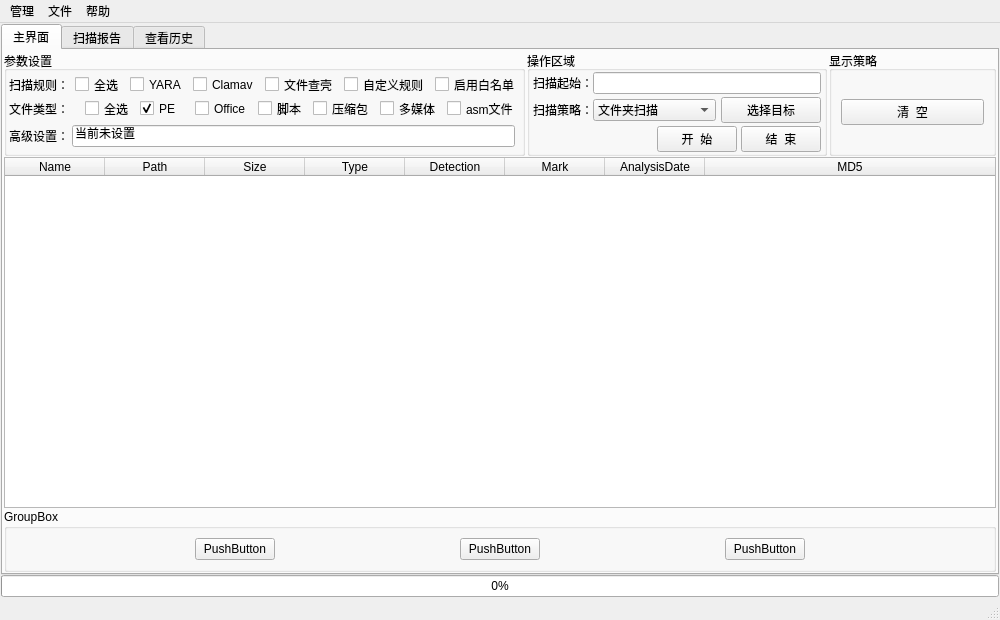
First picture: the form in src/UILib/MS_MainWindow.ui, repository zengrx/S.M.A.R.T, before the edit.
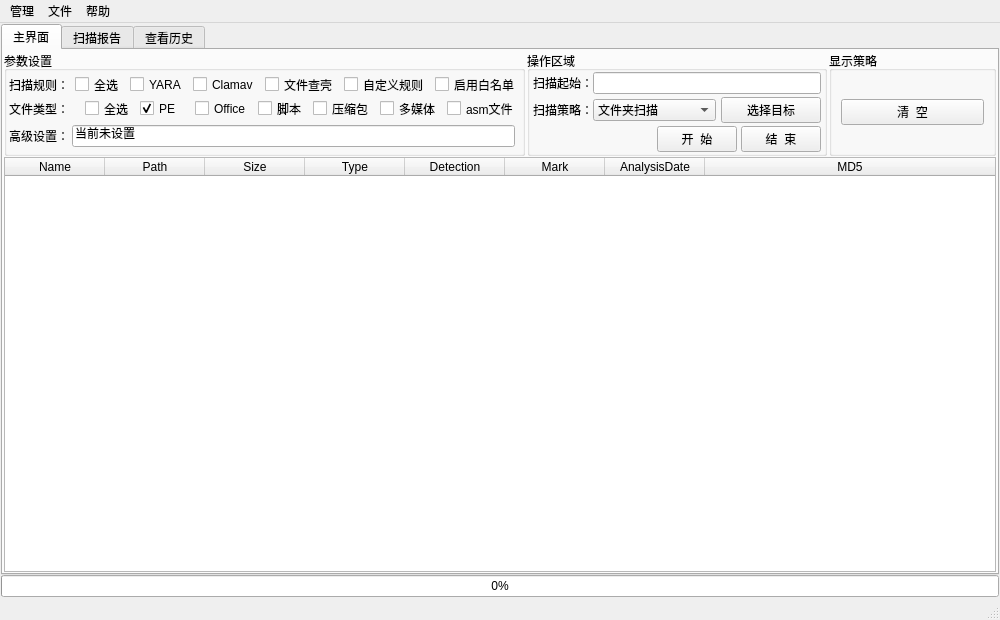
Second picture: the form after the edit.

The edit to the form file:
```diff
--- a/src/UILib/MS_MainWindow.ui
+++ b/src/UILib/MS_MainWindow.ui
@@ -657,88 +657,6 @@
               </column>
              </widget>
             </item>
-            <item>
-             <widget class="QGroupBox" name="groupBox_2">
-              <property name="title">
-               <string>GroupBox</string>
-              </property>
-              <layout class="QHBoxLayout" name="horizontalLayout_2">
-               <item>
-                <spacer name="horizontalSpacer_4">
-                 <property name="orientation">
-                  <enum>Qt::Horizontal</enum>
-                 </property>
-                 <property name="sizeHint" stdset="0">
-                  <size>
-                   <width>40</width>
-                   <height>20</height>
-                  </size>
-                 </property>
-                </spacer>
-               </item>
-               <item>
-                <widget class="QPushButton" name="pushButton_4">
-                 <property name="text">
-                  <string>PushButton</string>
-                 </property>
-                </widget>
-               </item>
-               <item>
-                <spacer name="horizontalSpacer_5">
-                 <property name="orientation">
-                  <enum>Qt::Horizontal</enum>
-                 </property>
-                 <property name="sizeHint" stdset="0">
-                  <size>
-                   <width>40</width>
-                   <height>20</height>
-                  </size>
-                 </property>
-                </spacer>
-               </item>
-               <item>
-                <widget class="QPushButton" name="pushButton_5">
-                 <property name="text">
-                  <string>PushButton</string>
-                 </property>
-                </widget>
-               </item>
-               <item>
-                <spacer name="horizontalSpacer_6">
-                 <property name="orientation">
-                  <enum>Qt::Horizontal</enum>
-                 </property>
-                 <property name="sizeHint" stdset="0">
-                  <size>
-                   <width>40</width>
-                   <height>20</height>
-                  </size>
-                 </property>
-                </spacer>
-               </item>
-               <item>
-                <widget class="QPushButton" name="pushButton_6">
-                 <property name="text">
-                  <string>PushButton</string>
-                 </property>
-                </widget>
-               </item>
-               <item>
-                <spacer name="horizontalSpacer_8">
-                 <property name="orientation">
-                  <enum>Qt::Horizontal</enum>
-                 </property>
-                 <property name="sizeHint" stdset="0">
-                  <size>
-                   <width>40</width>
-                   <height>20</height>
-                  </size>
-                 </property>
-                </spacer>
-               </item>
-              </layout>
-             </widget>
-            </item>
            </layout>
           </item>
          </layout>
```
